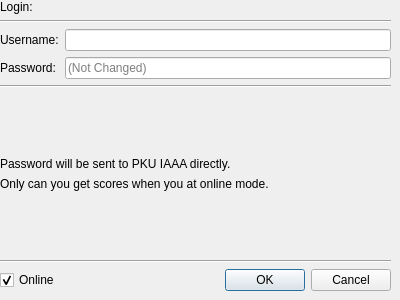
The window that frontend/logindialog.ui (000lbh/PKUHelperAgain) describes before a commit, drawn with Qt 5.
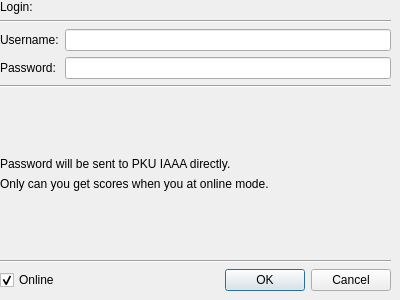
The same window after the commit.

```diff
--- a/frontend/logindialog.ui
+++ b/frontend/logindialog.ui
@@ -63,9 +63,6 @@
         <property name="echoMode">
          <enum>QLineEdit::Password</enum>
         </property>
-        <property name="placeholderText">
-         <string>(Not Changed)</string>
-        </property>
        </widget>
       </item>
       <item row="0" column="1">
```
Left out of the diff: 6 changed lines with no effect on the pictures.
